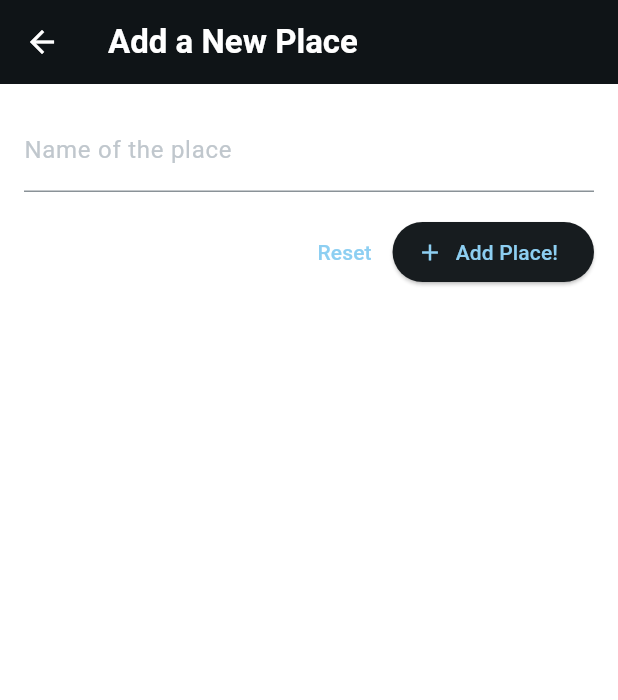
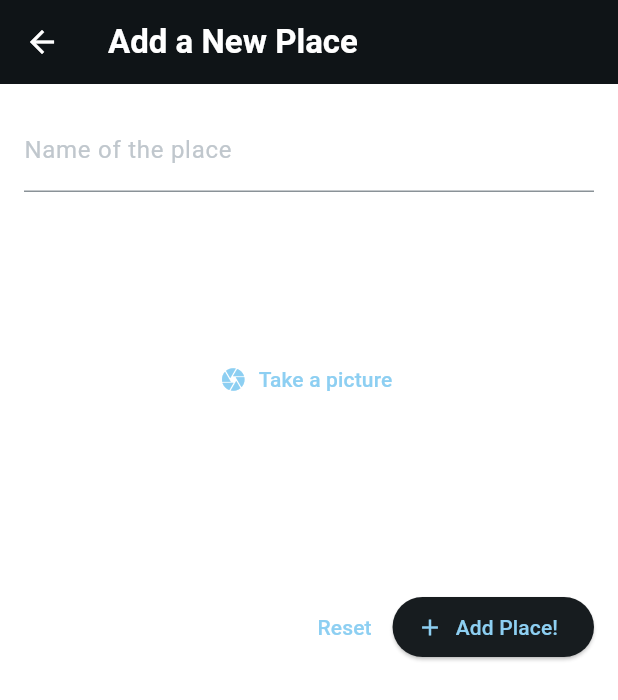
Before and after one commit to aezakmi7/favorite-places-app, a Flutter app: the AddPlaceScreen screen opened directly, on a phone screen of 412 x 824 dp. Shown: the top 700 px of the screen. Run offline on Flutter 3.47's test engine with Material 3 defaults, Android fonts, the phone set to English and light mode, and no system bars; our stand-ins replace flutter_riverpod, google_fonts.

Commit message:
"add image" feature

```diff
--- a/lib/screens/add_place_screen.dart
+++ b/lib/screens/add_place_screen.dart
@@ -1,4 +1,5 @@
 import 'package:favorite_places_app/providers/user_places.dart';
+import 'package:favorite_places_app/widgets/image_input.dart';
 import 'package:flutter/material.dart';
 import 'package:flutter_riverpod/flutter_riverpod.dart';
 
@@ -46,6 +47,7 @@ class _AddPlaceScreenState extends ConsumerState<AddPlaceScreen> {
               ),
               controller: _titleController,
             ),
+            ImageInput(),
             const SizedBox(height: 16),
             Row(
               children: [
--- /dev/null
+++ b/lib/widgets/image_input.dart
@@ -0,0 +1,24 @@
+import 'package:flutter/material.dart';
+
+class ImageInput extends StatefulWidget {
+  const ImageInput({super.key});
+
+  @override
+  State<ImageInput> createState() => _ImageInputState();
+}
+
+class _ImageInputState extends State<ImageInput> {
+  @override
+  Widget build(BuildContext context) {
+    return Container(
+      height: 250,
+      width: double.infinity,
+      alignment: Alignment.center,
+      child: TextButton.icon(
+        icon: const Icon(Icons.camera),
+        label: const Text('Take a picture'),
+        onPressed: () {},
+      ),
+    );
+  }
+}
```
Also changed, not shown: lib/screens/place_details.dart (deleted).
